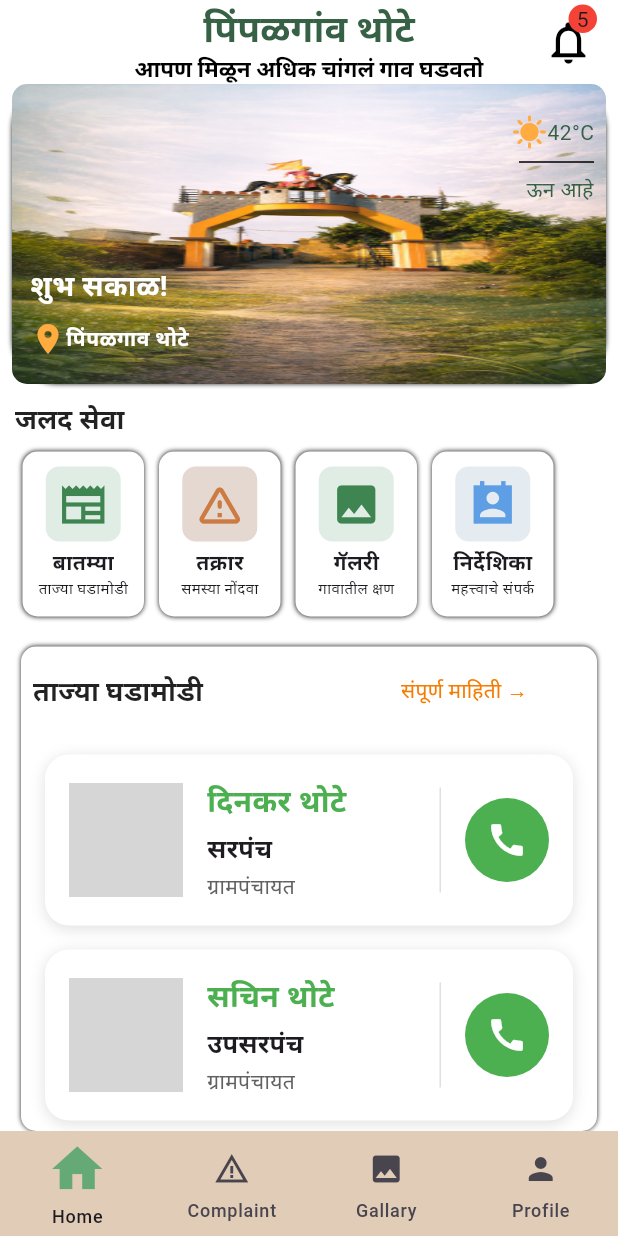
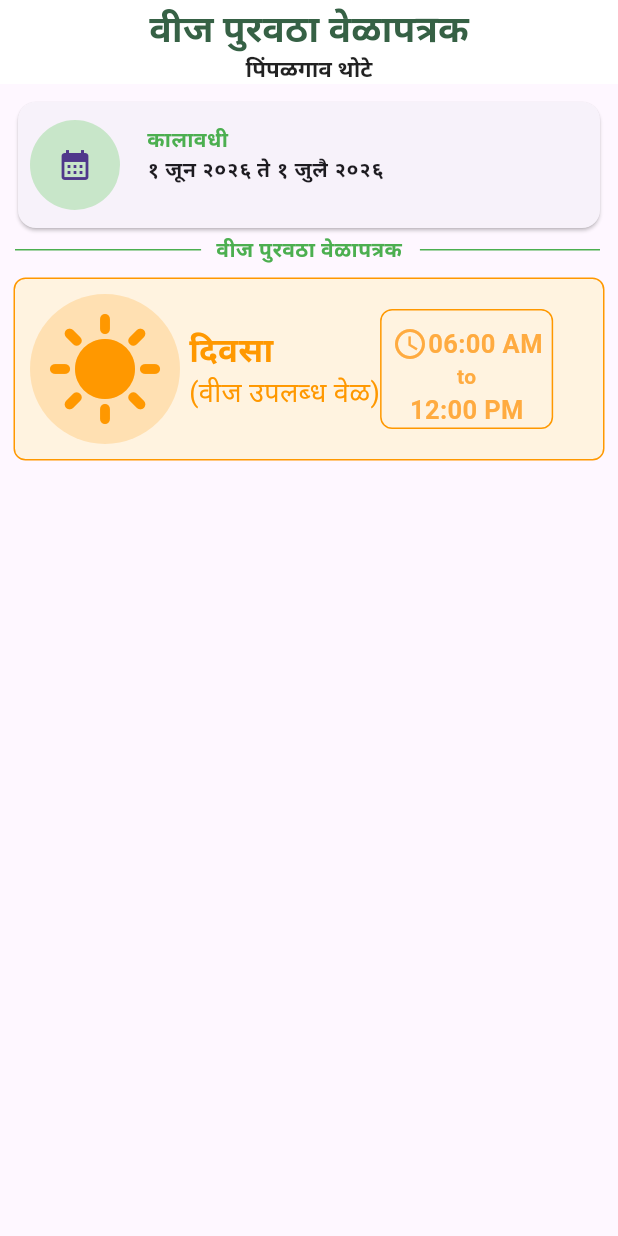
Before and after one commit to vikassinawane84593/pimpalgaonthtote, a Flutter app: the screen it shows after launch, on a phone screen of 412 x 824 dp. Run offline on Flutter 3.47's test engine with Material 3 defaults, Android fonts, the phone set to English and light mode, and no system bars; our stand-ins replace firebase_auth, firebase_core, hive_ce, hive_ce_flutter, image_picker; accounts and stored records are empty; grey boxes are pictures that could not be loaded.

Commit message:
aded light time Screen

```diff
--- /dev/null
+++ b/lib/Screens/Lighttimetable.dart
@@ -0,0 +1,231 @@
+import 'package:flutter/material.dart';
+import 'package:pimpalgaonthote/core/Theme/apptheme.dart';
+
+class Lighttimetable extends StatefulWidget {
+  const Lighttimetable({super.key});
+
+  @override
+  State<Lighttimetable> createState() => _LighttimetableState();
+}
+
+class _LighttimetableState extends State<Lighttimetable> {
+  @override
+  Widget build(BuildContext context) {
+    return Scaffold(
+     appBar:AppBar(
+        title: Column(
+          children: [
+            Text('वीज पुरवठा वेळापत्रक'),
+
+            Text(
+              'पिंपळगाव थोटे',
+              style: TextStyle(
+                  fontSize: 15,
+                  color: Colors.black87
+              ),
+            ),
+
+
+          ],
+        ),
+        centerTitle: true,
+      ),
+
+      body: Column(
+        children: [
+          SizedBox(
+            height: 100,
+            width:double.infinity,
+            child: Padding(
+              padding: const EdgeInsets.only(left: 8,right: 8,top: 8),
+              child: Card(
+                child: Row(
+                  children: [
+                    Padding(
+                      padding: const EdgeInsets.all(8.0),
+                      child: CircleAvatar(
+                        radius: 30,
+                        backgroundColor: Colors.green[100],
+                        child: Icon(
+                          Icons.calendar_month
+                        ),
+                      ),
+                    ),
+
+                    Padding(
+                      padding: const EdgeInsetsGeometry.only(top: 15,left: 10),
+                      child: Column(
+                        crossAxisAlignment: CrossAxisAlignment.start,
+                        children: [
+
+                          Text(
+                            'कालावधी',
+                            style: TextStyle(
+                              fontWeight: FontWeight.bold,
+                              color: Colors.green
+                            ),
+
+
+                          ),
+
+                          Text(
+                              '१ जून २०२६ ते १ जुलै २०२६',
+                            style: TextStyle(
+                              fontWeight: FontWeight.bold
+                            ),
+
+                          )
+                        ],
+                      ),
+                    )
+                  ],
+                ),
+              ),
+            ),
+          ),
+
+        Row(
+          children: [
+            Expanded(
+              child: Padding(
+                padding: const EdgeInsets.symmetric(horizontal: 10),
+                child: Divider(
+                  color: Colors.green,
+                ),
+              ),
+            ),
+
+            Text(
+              'वीज पुरवठा वेळापत्रक',
+              style: TextStyle(
+                fontWeight: FontWeight.bold,
+                color: Colors.green
+              ),
+
+            ),
+
+            Expanded(
+                child:  Padding(
+                  padding: const EdgeInsets.symmetric(horizontal: 12),
+                  child: Divider(
+                    color: Colors.green,
+
+                    ),
+                ),
+                )
+          ],
+        ),
+
+          Padding(
+            padding: const EdgeInsets.only(
+              top: 8,left: 9,right: 9
+            ),
+            child: Container(
+              decoration:AppTheme.container.copyWith(
+                borderRadius: BorderRadius.circular(8),
+                boxShadow: [],
+                border: BoxBorder.all(
+                  color: Colors.orange
+                ),
+                color: Colors.orange.shade50
+              ),
+                child: Row(
+                children: [
+                  Padding(
+                    padding: const EdgeInsets.only(left: 10,right: 6,top: 10,bottom: 10),
+                    child: CircleAvatar(
+                      backgroundColor: Colors.orange.shade100,
+                      radius: 50,
+                      child: Icon(
+                        Icons.sunny,
+                        size: 80,
+                        color: Colors.orange,
+                      ),
+                    ),
+                  ),
+                  Column(
+                    crossAxisAlignment: CrossAxisAlignment.start,
+                    children: [
+                      Text(
+                        'दिवसा',
+                        style: TextStyle(
+                          fontWeight: FontWeight.bold,
+                          fontSize: 22,
+                          color: Colors.orange
+
+                        ),
+                      ),
+
+                      Text(
+                        '(वीज उपलब्ध वेळ)',
+                        style: TextStyle(
+                           // fontWeight: FontWeight.bold,
+                            fontSize: 18,
+                          color: Colors.orange
+                        ),
+                      )
+                    ],
+                  ),
+                  Container(
+                    decoration:AppTheme.container.copyWith(
+                        borderRadius: BorderRadius.circular(8),
+                        boxShadow: [],
+                        border: BoxBorder.all(
+                            color: Colors.orange
+                        ),
+                        color: Colors.orange.shade50
+                    ),
+                    child: Column(
+                      children: [
+                       Padding(
+                         padding: const EdgeInsetsGeometry.only(top: 10,left: 7,right: 6),
+                         child: Row(
+                           children: [
+                             Icon(
+                               Icons.watch_later_outlined,
+                               color: Colors.orangeAccent,
+                             ),
+                             Text(
+                                 '06:00 AM',
+                               style: TextStyle(
+                                 color: Colors.orangeAccent,
+                                 fontWeight: FontWeight.bold,
+                                 fontSize: 17
+                               ),
+                             )
+                           ],
+                         ),
+                       ),
+                        Text(
+                            'to',
+                            style: TextStyle(
+                                color: Colors.orangeAccent,
+                              fontWeight: FontWeight.bold,
+
+
+                            )
+                        ),
+
+                        Text(
+                            '12:00 PM',
+                            style: TextStyle(
+                                color: Colors.orangeAccent,
+                              fontWeight: FontWeight.bold,
+                                fontSize: 17
+
+                            )
+                        )
+                      ],
+                    ),
+                  )
+                ],
+              ),
+            ),
+          )
+        ],
+      ),
+
+
+    );
+  }
+}
--- a/lib/Screens/homeScreen.dart
+++ b/lib/Screens/homeScreen.dart
@@ -1,7 +1,7 @@
 import 'package:flutter/material.dart';
 import 'package:pimpalgaonthote/Screens/Cpmplaintscreen.dart';
-import 'package:pimpalgaonthote/Screens/News.dart';
 import 'package:pimpalgaonthote/Screens/contact_Screen.dart';
+import 'package:pimpalgaonthote/Screens/timetableascreen.dart';
 import 'package:pimpalgaonthote/Screens/village_gallary.dart';
 import 'package:pimpalgaonthote/Screens/village_official.dart';
 import 'package:pimpalgaonthote/core/Theme/Colors.dart';
@@ -225,14 +225,14 @@ class _HomeScreenState extends State<HomeScreen> {
               mainAxisAlignment: MainAxisAlignment.start,
               children: [
                 JaladSeva(
-                    title: 'बातम्या',
-                    subtitle: 'ताज्या घडामोडी',
+                    title: 'वेळापत्रक',
+                    subtitle: 'गावाचे वेळापत्रक',
                     icon: Icons.newspaper_sharp,
                     colour: Color(0xFFE0EDE5,),
                     iconcolour: Color(0xFF3F8551,),
                   Ontap: (){
                       Navigator.push(context, MaterialPageRoute(
-                          builder: (_)=>NewsScreen()
+                          builder: (_)=>TimeTAbleScreen()
                       ));
                   },
                 ),
--- a/lib/main.dart
+++ b/lib/main.dart
@@ -1,11 +1,13 @@
 import 'package:firebase_core/firebase_core.dart';
 import 'package:flutter/material.dart';
 import 'package:hive_ce_flutter/adapters.dart';
-import 'package:pimpalgaonthote/Screens/News.dart';
+import 'package:pimpalgaonthote/Screens/Auth/AuthWrapper.dart';
+import 'package:pimpalgaonthote/Screens/Lighttimetable.dart';
 import 'package:pimpalgaonthote/Screens/contact_Screen.dart';
 import 'package:pimpalgaonthote/Screens/homeScreen.dart';
 import 'package:pimpalgaonthote/Screens/main_navigation.dart';
 import 'package:pimpalgaonthote/Screens/profile_Screen.dart';
+import 'package:pimpalgaonthote/Screens/timetableascreen.dart';
 import 'package:pimpalgaonthote/Screens/village_gallary.dart';
 import 'package:pimpalgaonthote/Screens/village_official.dart';
 import 'package:pimpalgaonthote/core/Theme/apptheme.dart';
@@ -33,7 +35,7 @@ class MyApp extends StatelessWidget {
     return MaterialApp(
       debugShowCheckedModeBanner:false,
       theme: AppTheme.lightTheme,
-      home:Mainnavigation()//ContactScreen()//HomeScreen()//()//Mainnavigation()///PhoneScreen(),AuthWrapper()
+      home:Lighttimetable()//TimeTAbleScreen()//AuthWrapper()//ContactScreen()//HomeScreen()//()//Mainnavigation()///PhoneScreen(),AuthWrapper()
     );
   }
 }
```
Also changed, not shown: lib/Screens/News.dart (deleted, +0 -41 lines), lib/Screens/timetableascreen.dart (added, +69 -0 lines), lib/core/Widgets/timetablewidget.dart (added, +82 -0 lines), lib/core/Widgets/timetelingwidget.dart (added, +130 -0 lines).
